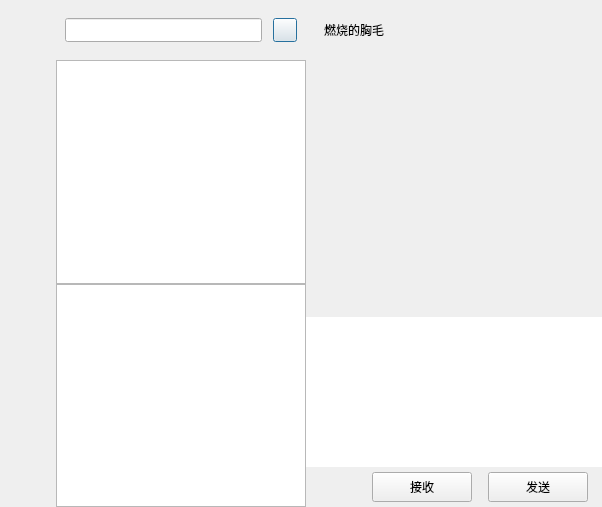
First picture: the form in ffchat/chatdialog.ui, repository TheWallllll/ffchat, before the edit.
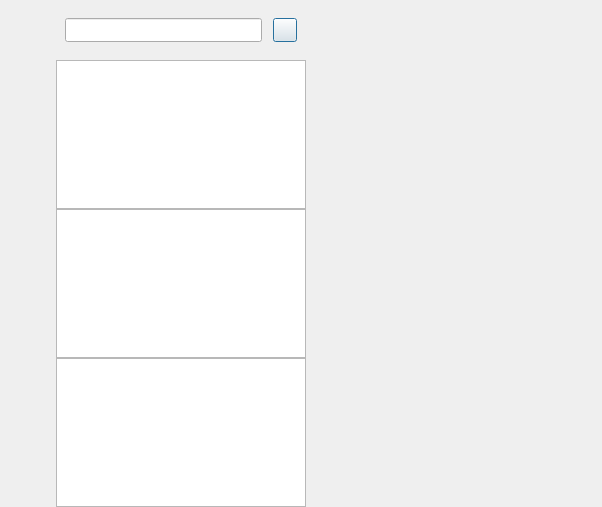
Second picture: the form after the edit. Custom widgets are drawn as their Qt base class.

Patch:
```diff
--- a/ffchat/chatdialog.ui
+++ b/ffchat/chatdialog.ui
@@ -10,6 +10,12 @@
     <height>507</height>
    </rect>
   </property>
+  <property name="sizePolicy">
+   <sizepolicy hsizetype="Preferred" vsizetype="Preferred">
+    <horstretch>0</horstretch>
+    <verstretch>0</verstretch>
+   </sizepolicy>
+  </property>
   <property name="windowTitle">
    <string>Dialog</string>
   </property>
@@ -149,6 +155,9 @@
         </layout>
        </widget>
       </item>
+      <item>
+       <widget class="QWidget" name="widget" native="true"/>
+      </item>
       <item>
        <spacer name="verticalSpacer">
         <property name="orientation">
@@ -304,301 +313,26 @@
         </property>
        </widget>
       </item>
+      <item>
+       <widget class="QListWidget" name="con_user_list"/>
+      </item>
      </layout>
     </widget>
    </item>
    <item>
-    <widget class="QWidget" name="chat_data_wid" native="true">
-     <layout class="QVBoxLayout" name="verticalLayout_2">
-      <property name="spacing">
-       <number>0</number>
-      </property>
-      <property name="leftMargin">
-       <number>0</number>
-      </property>
-      <property name="topMargin">
-       <number>0</number>
-      </property>
-      <property name="rightMargin">
-       <number>0</number>
-      </property>
-      <property name="bottomMargin">
-       <number>0</number>
-      </property>
-      <item>
-       <widget class="QWidget" name="title_wid" native="true">
-        <property name="minimumSize">
-         <size>
-          <width>0</width>
-          <height>60</height>
-         </size>
-        </property>
-        <property name="maximumSize">
-         <size>
-          <width>16777215</width>
-          <height>60</height>
-         </size>
-        </property>
-        <layout class="QVBoxLayout" name="verticalLayout_3">
-         <item>
-          <widget class="QWidget" name="widget" native="true">
-           <layout class="QHBoxLayout" name="horizontalLayout_3">
-            <item>
-             <widget class="QLabel" name="title_lb">
-              <property name="text">
-               <string>燃烧的胸毛</string>
-              </property>
-             </widget>
-            </item>
-           </layout>
-          </widget>
-         </item>
-        </layout>
-       </widget>
-      </item>
-      <item>
-       <widget class="QWidget" name="chat_data_list" native="true"/>
-      </item>
-      <item>
-       <widget class="QWidget" name="tool_wid" native="true">
-        <property name="minimumSize">
-         <size>
-          <width>0</width>
-          <height>40</height>
-         </size>
-        </property>
-        <property name="maximumSize">
-         <size>
-          <width>16777215</width>
-          <height>40</height>
-         </size>
-        </property>
-        <layout class="QHBoxLayout" name="horizontalLayout_5">
-         <property name="leftMargin">
-          <number>2</number>
-         </property>
-         <property name="topMargin">
-          <number>2</number>
-         </property>
-         <property name="rightMargin">
-          <number>2</number>
-         </property>
-         <property name="bottomMargin">
-          <number>2</number>
-         </property>
-         <item>
-          <spacer name="horizontalSpacer_7">
-           <property name="orientation">
-            <enum>Qt::Orientation::Horizontal</enum>
-           </property>
-           <property name="sizeType">
-            <enum>QSizePolicy::Policy::Fixed</enum>
-           </property>
-           <property name="sizeHint" stdset="0">
-            <size>
-             <width>5</width>
-             <height>20</height>
-            </size>
-           </property>
-          </spacer>
-         </item>
-         <item>
-          <widget class="QLabel" name="emo_lb">
-           <property name="minimumSize">
-            <size>
-             <width>25</width>
-             <height>25</height>
-            </size>
-           </property>
-           <property name="maximumSize">
-            <size>
-             <width>25</width>
-             <height>25</height>
-            </size>
-           </property>
-           <property name="text">
-            <string/>
-           </property>
-          </widget>
-         </item>
-         <item>
-          <spacer name="horizontalSpacer_6">
-           <property name="orientation">
-            <enum>Qt::Orientation::Horizontal</enum>
-           </property>
-           <property name="sizeType">
-            <enum>QSizePolicy::Policy::Fixed</enum>
-           </property>
-           <property name="sizeHint" stdset="0">
-            <size>
-             <width>5</width>
-             <height>20</height>
-            </size>
-           </property>
-          </spacer>
-         </item>
-         <item>
-          <widget class="QLabel" name="file_lb">
-           <property name="minimumSize">
-            <size>
-             <width>30</width>
-             <height>30</height>
-            </size>
-           </property>
-           <property name="maximumSize">
-            <size>
-             <width>30</width>
-             <height>30</height>
-            </size>
-           </property>
-           <property name="text">
-            <string/>
-           </property>
-          </widget>
-         </item>
-         <item>
-          <spacer name="horizontalSpacer_5">
-           <property name="orientation">
-            <enum>Qt::Orientation::Horizontal</enum>
-           </property>
-           <property name="sizeHint" stdset="0">
-            <size>
-             <width>40</width>
-             <height>20</height>
-            </size>
-           </property>
-          </spacer>
-         </item>
-        </layout>
-       </widget>
-      </item>
-      <item>
-       <widget class="QTextEdit" name="chatEdit">
-        <property name="minimumSize">
-         <size>
-          <width>0</width>
-          <height>150</height>
-         </size>
-        </property>
-        <property name="maximumSize">
-         <size>
-          <width>16777215</width>
-          <height>150</height>
-         </size>
-        </property>
-        <property name="frameShape">
-         <enum>QFrame::Shape::NoFrame</enum>
-        </property>
-       </widget>
-      </item>
-      <item>
-       <widget class="QWidget" name="send_wid" native="true">
-        <property name="minimumSize">
-         <size>
-          <width>0</width>
-          <height>40</height>
-         </size>
-        </property>
-        <property name="maximumSize">
-         <size>
-          <width>16777215</width>
-          <height>40</height>
-         </size>
-        </property>
-        <layout class="QHBoxLayout" name="horizontalLayout_4">
-         <property name="topMargin">
-          <number>2</number>
-         </property>
-         <property name="bottomMargin">
-          <number>2</number>
-         </property>
-         <item>
-          <spacer name="horizontalSpacer_2">
-           <property name="orientation">
-            <enum>Qt::Orientation::Horizontal</enum>
-           </property>
-           <property name="sizeHint" stdset="0">
-            <size>
-             <width>36</width>
-             <height>20</height>
-            </size>
-           </property>
-          </spacer>
-         </item>
-         <item>
-          <widget class="QPushButton" name="receive_btn">
-           <property name="minimumSize">
-            <size>
-             <width>100</width>
-             <height>30</height>
-            </size>
-           </property>
-           <property name="maximumSize">
-            <size>
-             <width>100</width>
-             <height>30</height>
-            </size>
-           </property>
-           <property name="text">
-            <string>接收</string>
-           </property>
-          </widget>
-         </item>
-         <item>
-          <spacer name="horizontalSpacer_3">
-           <property name="orientation">
-            <enum>Qt::Orientation::Horizontal</enum>
-           </property>
-           <property name="sizeType">
-            <enum>QSizePolicy::Policy::Fixed</enum>
-           </property>
-           <property name="sizeHint" stdset="0">
-            <size>
-             <width>10</width>
-             <height>20</height>
-            </size>
-           </property>
-          </spacer>
-         </item>
-         <item>
-          <widget class="QPushButton" name="send_btn">
-           <property name="minimumSize">
-            <size>
-             <width>100</width>
-             <height>30</height>
-            </size>
-           </property>
-           <property name="maximumSize">
-            <size>
-             <width>100</width>
-             <height>30</height>
-            </size>
-           </property>
-           <property name="text">
-            <string>发送</string>
-           </property>
-          </widget>
-         </item>
-         <item>
-          <spacer name="horizontalSpacer_4">
-           <property name="orientation">
-            <enum>Qt::Orientation::Horizontal</enum>
-           </property>
-           <property name="sizeType">
-            <enum>QSizePolicy::Policy::Fixed</enum>
-           </property>
-           <property name="sizeHint" stdset="0">
-            <size>
-             <width>5</width>
-             <height>20</height>
-            </size>
-           </property>
-          </spacer>
-         </item>
-        </layout>
-       </widget>
-      </item>
-     </layout>
+    <widget class="QStackedWidget" name="stackedWidget">
+     <property name="minimumSize">
+      <size>
+       <width>50</width>
+       <height>0</height>
+      </size>
+     </property>
+     <property name="currentIndex">
+      <number>0</number>
+     </property>
+     <widget class="QWidget" name="chat_page"/>
+     <widget class="QWidget" name="friend_apply_page"/>
+     <widget class="QWidget" name="friend_info_page"/>
     </widget>
    </item>
   </layout>
@@ -614,6 +348,11 @@
    <extends>QPushButton</extends>
    <header>clickedbtn.h</header>
   </customwidget>
+  <customwidget>
+   <class>ChatUserList</class>
+   <extends>QListWidget</extends>
+   <header>chatuserlist.h</header>
+  </customwidget>
  </customwidgets>
  <resources/>
  <connections/>
```
Left out of the diff: 12 changed lines with no effect on the pictures.
